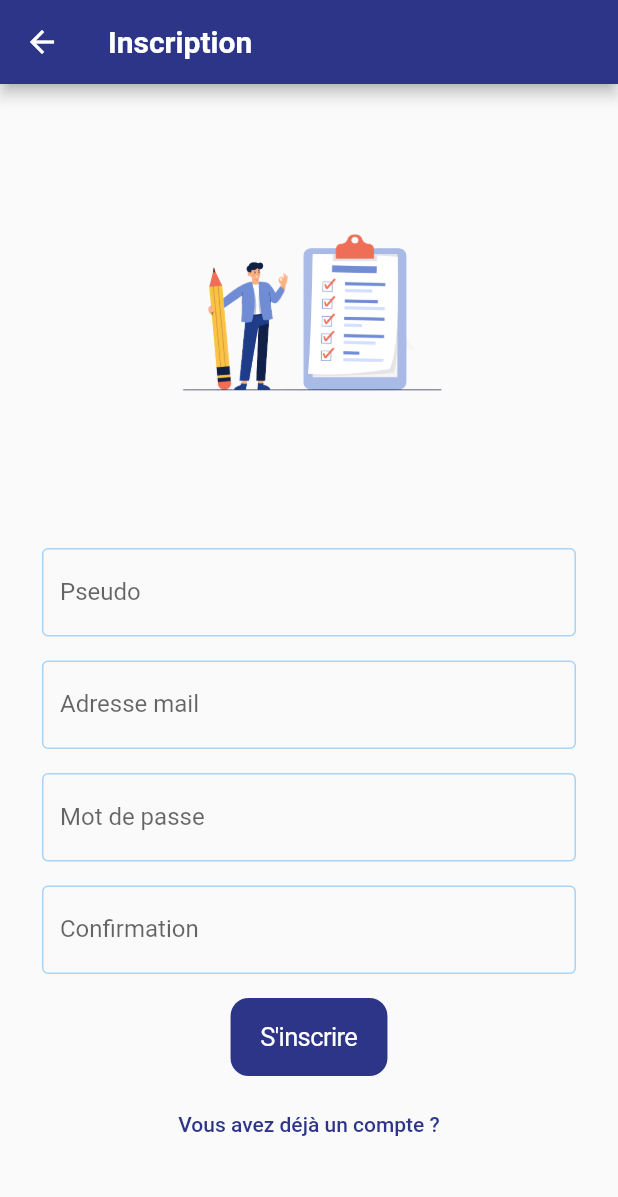
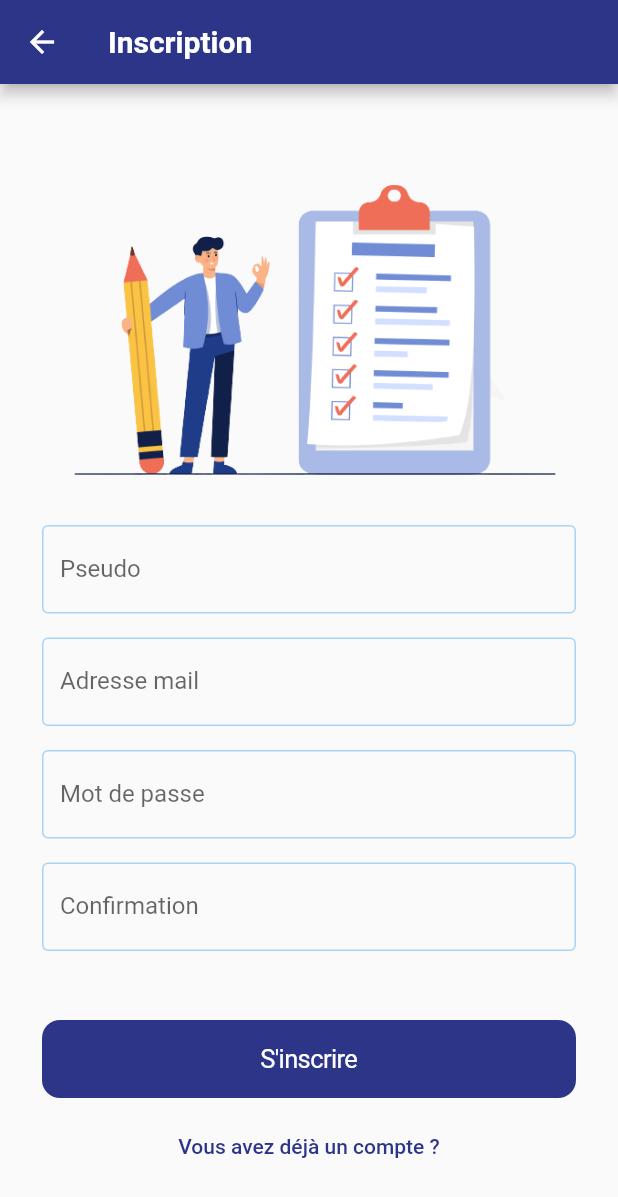
Before and after one commit to ProjetAnnuel5A/perseus-front-mobile, a Flutter app: the screen it shows after launch, after a tap on "S'enregistrer et créer un compte", on a phone screen of 412 x 824 dp. Shown: the top 1197 px of the screen. Run offline on Flutter 3.47's test engine with Material 2 defaults, Android fonts, the phone set to English and light mode, and no system bars; our stand-ins replace bloc, dio, equatable, flutter_bloc, flutter_datetime_picker, flutter_dotenv and 6 more; generated files the repository leaves out were written again; network calls fail.

Commit message:
remove unnecessary comments + fix all forms bug :bug:

```diff
--- a/lib/pages/login/view/login_page.dart
+++ b/lib/pages/login/view/login_page.dart
@@ -1,10 +1,3 @@
-// Copyright (c) 2022, Very Good Ventures
-// https://verygood.ventures
-//
-// Use of this source code is governed by an MIT-style
-// license that can be found in the LICENSE file or at
-// https://opensource.org/licenses/MIT.
-
 import 'package:flutter/cupertino.dart';
 import 'package:flutter/gestures.dart';
 import 'package:flutter/material.dart';
@@ -53,19 +46,17 @@ class LoginView extends StatelessWidget {
         body: Center(
           child: Padding(
             padding: const EdgeInsets.only(right: 20, left: 20),
-            child: Column(
-              mainAxisAlignment: MainAxisAlignment.center,
+            child: ListView(
+              shrinkWrap: true,
               children: [
-                const Spacer(),
                 _headerImage(),
-                const Spacer(),
                 _usernameField(context),
                 _passwordField(context),
+                const SizedBox(height: 30),
                 _loginButton(context),
                 _registerText(context),
                 // _passwordForgotten(context),
                 _legalMentionsText(context),
-                const Spacer(),
               ],
             ),
           ),
@@ -76,8 +67,8 @@ class LoginView extends StatelessWidget {
 
   Widget _headerImage() {
     return SizedBox(
-      height: 250,
-      width: 250,
+      height: 300,
+      width: 300,
       child: Image.asset('assets/images/login_lock.png'),
     );
   }
@@ -126,7 +117,7 @@ class LoginView extends StatelessWidget {
     return BlocBuilder<LoginBloc, LoginState>(
       builder: (context, state) {
         if (state is LoginLoading) {
-          return const CircularProgressIndicator();
+          return const Center(child: CircularProgressIndicator());
         }
 
         return Padding(
--- a/lib/pages/register/view/register_page.dart
+++ b/lib/pages/register/view/register_page.dart
@@ -1,10 +1,3 @@
-// Copyright (c) 2022, Very Good Ventures
-// https://verygood.ventures
-//
-// Use of this source code is governed by an MIT-style
-// license that can be found in the LICENSE file or at
-// https://opensource.org/licenses/MIT.
-
 import 'package:flutter/cupertino.dart';
 import 'package:flutter/material.dart';
 import 'package:flutter_bloc/flutter_bloc.dart';
@@ -56,11 +49,10 @@ class RegisterView extends StatelessWidget {
           child: Center(
             child: Padding(
               padding: const EdgeInsets.symmetric(horizontal: 20),
-              child: Column(
+              child: ListView(
+                shrinkWrap: true,
                 children: [
-                  const Spacer(),
                   _headerImage(),
-                  const Spacer(),
                   Form(
                     key: _formKey,
                     onChanged: () {},
@@ -73,9 +65,9 @@ class RegisterView extends StatelessWidget {
                       ],
                     ),
                   ),
+                  const SizedBox(height: 30),
                   _registerButton(context),
                   _loginText(context),
-                  const Spacer(),
                 ],
               ),
             ),
@@ -94,6 +86,8 @@ class RegisterView extends StatelessWidget {
         controller: _emailController,
         textInputAction: TextInputAction.next,
         autovalidateMode: AutovalidateMode.onUserInteraction,
+        autocorrect: false,
+        keyboardType: TextInputType.emailAddress,
         validator: (value) {
           const pattern = r'^[\w-\.]+@([\w-]+\.)+[\w-]{2,4}$';
           final regex = RegExp(pattern);
@@ -119,6 +113,7 @@ class RegisterView extends StatelessWidget {
       child: TextFormField(
         controller: _usernameController,
         textInputAction: TextInputAction.next,
+        autocorrect: false,
         autovalidateMode: AutovalidateMode.onUserInteraction,
         validator: (value) {
           if (value == null ||
@@ -194,7 +189,7 @@ class RegisterView extends StatelessWidget {
     return BlocBuilder<RegisterBloc, RegisterState>(
       builder: (context, state) {
         if (state is RegisterLoading) {
-          return const CircularProgressIndicator();
+          return const Center(child: CircularProgressIndicator());
         }
 
         return Padding(
@@ -228,8 +223,8 @@ class RegisterView extends StatelessWidget {
 
   Widget _headerImage() {
     return SizedBox(
-      height: 200,
-      width: 200,
+      height: 250,
+      width: 250,
       child: Image.asset('assets/images/register.png'),
     );
   }
```
Also changed, not shown: lib/app/app.dart (+0 -7 lines), lib/app/view/app.dart (+0 -7 lines), lib/bootstrap.dart (+0 -7 lines), lib/l10n/l10n.dart (+0 -7 lines), lib/main_development.dart (+0 -7 lines), lib/main_production.dart (+0 -7 lines), lib/main_staging.dart (+0 -7 lines), lib/pages/profile/view/profile_page.dart (+12 -11 lines), 2 other files.
